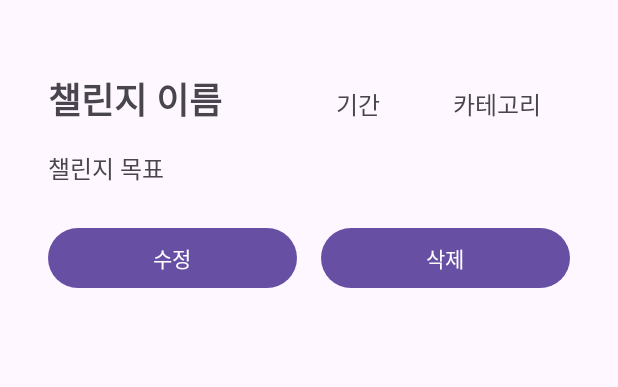
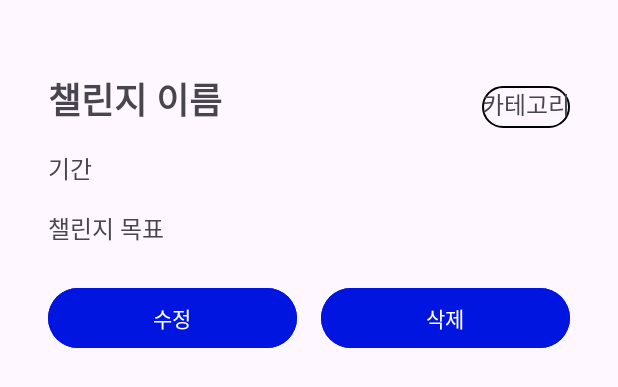
Before and after one commit to jihyuncoding/TimeRun, an Android app: the layout dialog_challenge_details.xml on its own in the app's theme, with its tools: preview values and no code run, on a phone screen of 412 x 824 dp. Shown: the top 387 px of the screen. Run offline under Robolectric (Android 15) with nearby library versions, the phone set to English and light mode, and no system bars.

Commit message:
목록 페이지 및 팝업창 구현

```diff
--- a/app/src/main/java/com/example/timerunapp/ChallengeAdapter.kt
+++ b/app/src/main/java/com/example/timerunapp/ChallengeAdapter.kt
@@ -32,7 +32,7 @@ class ChallengeAdapter(
         // 데이터 바인딩
         nameTextView.text = challenge.name
         goalTextView.text = challenge.goal
-        // dateTextView.text = challenge.date // 기간 표시
+        dateTextView.text = challenge.dDay // 기간 표시
         categoryTextView.text = challenge.category // 카테고리 표시
 
         // 각 항목에 클릭 이벤트 설정
--- /dev/null
+++ b/app/src/main/res/drawable/rounded_border.xml
@@ -0,0 +1,5 @@
+<?xml version="1.0" encoding="utf-8"?>
+<shape xmlns:android="http://schemas.android.com/apk/res/android">
+    <corners android:radius="16dp"/> <!-- 모서리 둥글게 -->
+    <stroke android:color="#000000" android:width="1dp"/> <!-- 테두리 색상과 두께 -->
+</shape>
--- a/app/src/main/res/layout/dialog_challenge_details.xml
+++ b/app/src/main/res/layout/dialog_challenge_details.xml
@@ -6,7 +6,7 @@
     android:orientation="vertical"
     android:padding="32dp">
 
-    <!-- 챌린지 제목과 기간 -->
+    <!-- 챌린지 제목과 카테고리 -->
     <LinearLayout
         android:layout_width="match_parent"
         android:layout_height="wrap_content"
@@ -17,7 +17,7 @@
             android:id="@+id/challengeName"
             android:layout_width="114dp"
             android:layout_height="wrap_content"
-            android:layout_weight="1"
+            android:layout_weight="3"
             android:paddingTop="16dp"
             android:paddingEnd="8dp"
             android:paddingBottom="8dp"
@@ -26,23 +26,24 @@
             android:textStyle="bold" />
 
         <TextView
-            android:id="@+id/challengeDate"
-            android:layout_width="0dp"
-            android:layout_height="wrap_content"
-            android:layout_weight="1"
-            android:text="기간"
-            android:textSize="16sp" />
-
-        <!-- 챌린지 카테고리 -->
-        <TextView
             android:id="@+id/categorySpinner"
             android:layout_width="0dp"
-            android:layout_height="wrap_content"
+            android:layout_height="28dp"
             android:layout_weight="1"
+            android:gravity="center"
             android:text="카테고리"
+            android:background="@drawable/rounded_border"
             android:textSize="16sp"
             android:paddingBottom="8dp" />
     </LinearLayout>
+
+    <!-- 챌린지 기간 -->
+    <TextView
+        android:id="@+id/challengeDate"
+        android:layout_width="match_parent"
+        android:layout_height="wrap_content"
+        android:text="기간"
+        android:textSize="16sp" />
 
     <!-- 챌린지 목표 -->
     <TextView
@@ -51,6 +52,7 @@
         android:layout_height="wrap_content"
         android:text="챌린지 목표"
         android:textSize="16sp"
+        android:paddingTop="16dp"
         android:paddingBottom="8dp" />
 
     <!-- 수정, 삭제 버튼 -->
@@ -66,6 +68,7 @@
             android:layout_width="wrap_content"
             android:layout_height="wrap_content"
             android:layout_weight="1"
+            android:backgroundTint="#0015E0"
             android:text="수정"
             android:layout_marginEnd="16dp"/>
 
@@ -74,6 +77,7 @@
             android:layout_width="wrap_content"
             android:layout_height="wrap_content"
             android:layout_weight="1"
+            android:backgroundTint="#0015E0"
             android:text="삭제"/>
     </LinearLayout>
 
```
